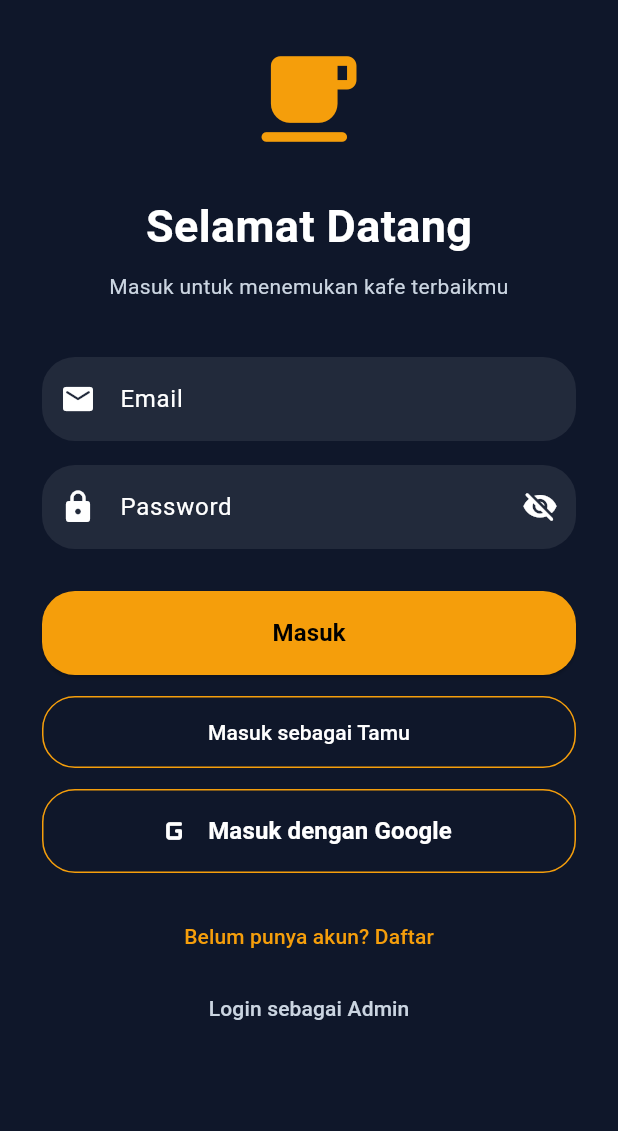
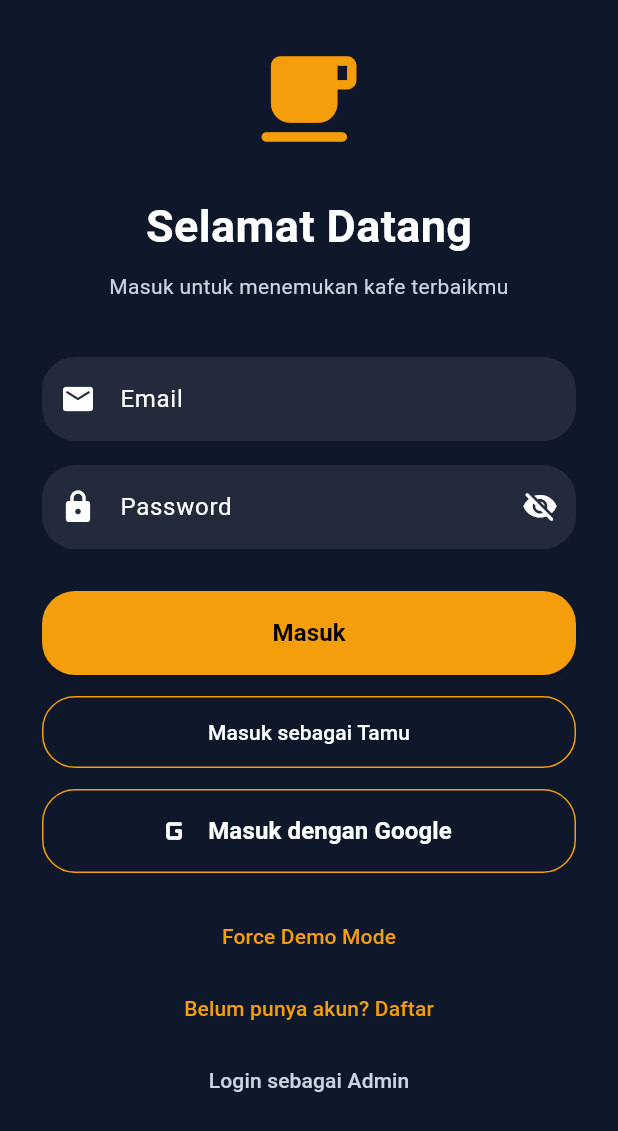
Before and after one commit to ardan2056/cafe_finder, a Flutter app: the screen it shows after launch, after a tap on "Lewati", on a phone screen of 412 x 824 dp. Shown: the top 1131 px of the screen. Run offline on Flutter 3.47's test engine with Material 3 defaults, Android fonts, the phone set to English and light mode, and no system bars; our stand-ins replace cloud_firestore, file_picker, firebase_auth, firebase_core, firebase_storage, flutter_map and 6 more; missing offline and left inert: dart:html, firebase_data_connect; accounts and stored records are empty; network calls fail; Roboto replaces fonts that are missing (Poppins).

Commit message:
fix(auth): avoid using BuildContext across async gaps in login toggle

```diff
--- a/lib/features/auth/login_screen.dart
+++ b/lib/features/auth/login_screen.dart
@@ -148,6 +148,20 @@ class _LoginScreenState extends State<LoginScreen> {
     } catch (_) {}
   }
 
+  Future<void> _toggleForceDemo() async {
+    final messenger = ScaffoldMessenger.of(context);
+    try {
+      final prefs = await SharedPreferences.getInstance();
+      final cur = prefs.getBool('demo_mode') ?? false;
+      await prefs.setBool('demo_mode', !cur);
+      if (mounted) setState(() {});
+      messenger.showSnackBar(SnackBar(
+          content: Text(!cur ? 'Demo mode diaktifkan' : 'Demo mode dinonaktifkan')));
+    } catch (e) {
+      messenger.showSnackBar(SnackBar(content: Text('Gagal toggle demo mode: $e')));
+    }
+  }
+
   @override
   Widget build(BuildContext context) {
     return Scaffold(
@@ -274,6 +288,15 @@ class _LoginScreenState extends State<LoginScreen> {
                 ),
               ),
               const SizedBox(height: 18),
+              Row(
+                mainAxisAlignment: MainAxisAlignment.center,
+                children: [
+                  TextButton(
+                    onPressed: _toggleForceDemo,
+                    child: const Text('Force Demo Mode'),
+                  ),
+                ],
+              ),
               TextButton(
                 onPressed: () {
                   Navigator.pushNamed(context, AppRoutes.register);
```
